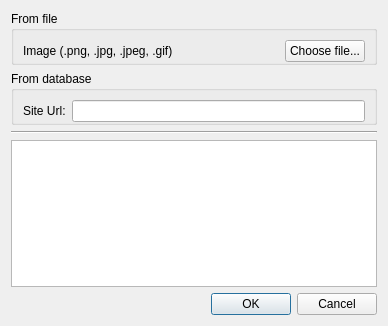
Old version of the form src/lib/other/iconchooser.ui in the repository Tauzun/midori-web-.
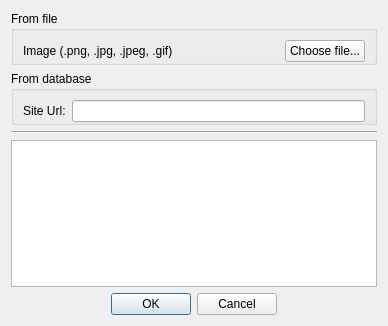
New version of the form.

```diff
--- a/src/lib/other/iconchooser.ui
+++ b/src/lib/other/iconchooser.ui
@@ -96,6 +96,9 @@
      <property name="standardButtons">
       <set>QDialogButtonBox::Cancel|QDialogButtonBox::Ok</set>
      </property>
+     <property name="centerButtons">
+      <bool>true</bool>
+     </property>
     </widget>
    </item>
   </layout>
```
Left out of the diff: 6 changed lines with no effect on the pictures.
